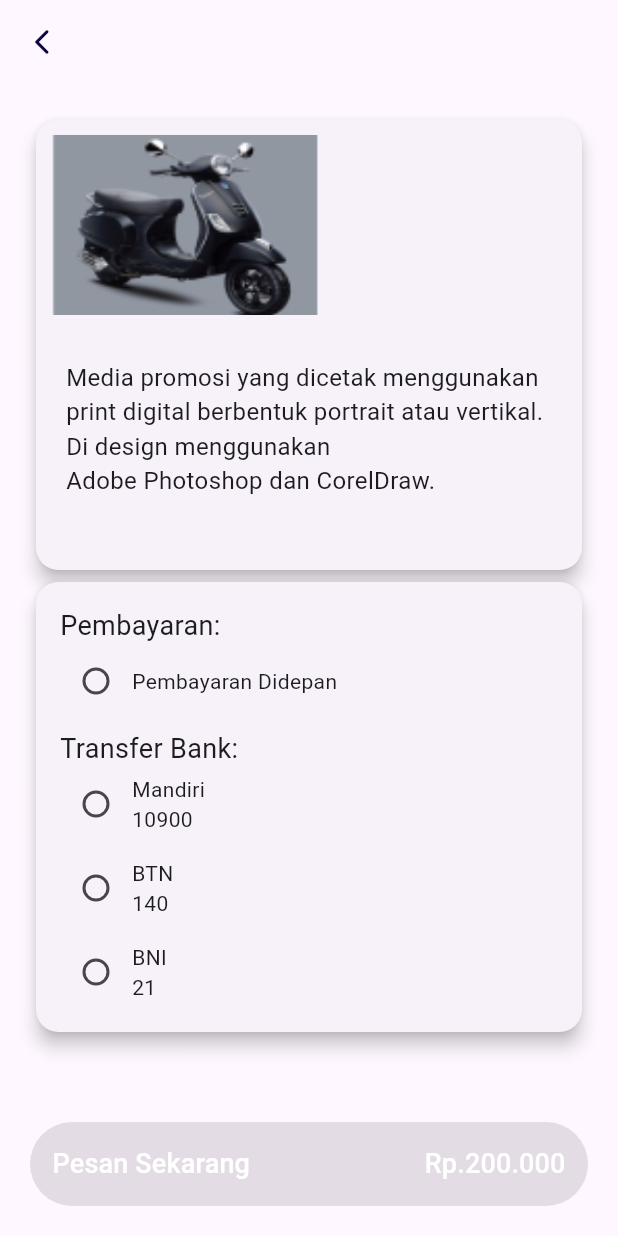
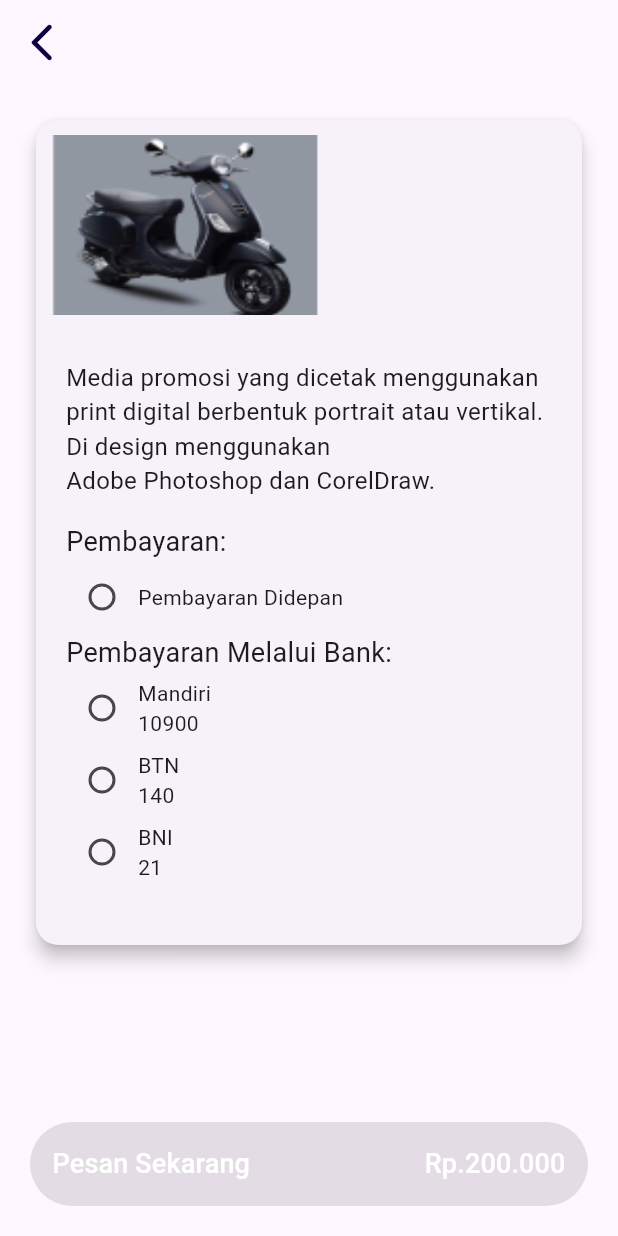
Before and after one commit to alifhilmi17/PBL-NO-DATABASE, a Flutter app: the PemesananKendaraanPage screen opened directly, on a phone screen of 412 x 824 dp. Run offline on Flutter 3.47's test engine with Material 3 defaults, Android fonts, the phone set to English and light mode, and no system bars; our stand-ins replace carousel_slider, file_picker, firebase_auth, firebase_core, fluttertoast, google_nav_bar; accounts and stored records are empty; network calls fail.

```diff
--- a/lib/pemesanan/pemesanan_detail_mobil_page.dart
+++ b/lib/pemesanan/pemesanan_detail_mobil_page.dart
@@ -18,7 +18,7 @@ class _DetailMobilPageState extends State<DetailMobilPage> {
         elevation: 0,
         iconTheme: const IconThemeData(
           color: Color(0xFF0D0140),
-          size: 20,
+          size: 30,
         ),
         leading: IconButton(
           icon: const Icon(Icons.arrow_back_ios_new_rounded),
--- a/lib/pemesanan/pemesanan_kendaraan_page.dart
+++ b/lib/pemesanan/pemesanan_kendaraan_page.dart
@@ -29,7 +29,7 @@ class _PemesananKendaraanPageState extends State<PemesananKendaraanPage> {
         elevation: 0,
         iconTheme: const IconThemeData(
           color: Color(0xFF0D0140),
-          size: 20,
+          size: 30,
         ),
         leading: IconButton(
           icon: const Icon(Icons.arrow_back_ios_new_rounded),
@@ -55,7 +55,7 @@ class _PemesananKendaraanPageState extends State<PemesananKendaraanPage> {
                   ),
                   child: SizedBox(
                     width: cardWidth,
-                    height: 300,
+                    height: 550, // Adjust height as needed
                     child: Column(
                       crossAxisAlignment: CrossAxisAlignment.start,
                       children: [
@@ -70,46 +70,37 @@ class _PemesananKendaraanPageState extends State<PemesananKendaraanPage> {
                         ),
                         Padding(
                           padding:
-                              const EdgeInsets.fromLTRB(20.0, 20.0, 20.0, 30.0),
-                          child: Text(
-                            widget.catalogContent,
-                            style: const TextStyle(fontSize: 16),
+                              const EdgeInsets.fromLTRB(20.0, 20.0, 20.0, 10.0),
+                          child: Column(
+                            crossAxisAlignment: CrossAxisAlignment.start,
+                            children: [
+                              Text(
+                                widget.catalogContent,
+                                style: const TextStyle(fontSize: 16),
+                              ),
+                              const SizedBox(
+                                  height: 16), // Add spacing here if needed
+                              const Text(
+                                'Pembayaran:',
+                                style: TextStyle(fontSize: 18),
+                              ),
+                              buildPaymentOptionRadio(1, 'Pembayaran Didepan'),
+                              const Text(
+                                'Pembayaran Melalui Bank:',
+                                style: TextStyle(fontSize: 18),
+                              ),
+                              buildPaymentOptionRadio(2, 'Mandiri \n10900'),
+                              buildPaymentOptionRadio(3, 'BTN \n140'),
+                              buildPaymentOptionRadio(4, 'BNI \n21'),
+                            ],
                           ),
                         ),
                       ],
                     ),
                   ),
                 ),
-                Card(
-                  elevation: 5,
-                  shape: RoundedRectangleBorder(
-                    borderRadius: BorderRadius.circular(15.0),
-                  ),
-                  child: Padding(
-                    padding: const EdgeInsets.all(16.0),
-                    child: Column(
-                      crossAxisAlignment: CrossAxisAlignment.start,
-                      children: [
-                        const Text(
-                          'Pembayaran:',
-                          style: TextStyle(fontSize: 18),
-                        ),
-                        buildPaymentOptionRadio(1, 'Pembayaran Didepan'),
-                        const SizedBox(height: 8), // Add spacing here
-                        const Text(
-                          'Transfer Bank:',
-                          style: TextStyle(fontSize: 18),
-                        ),
-                        buildPaymentOptionRadio(2, 'Mandiri \n10900'),
-                        const SizedBox(height: 8), // Add spacing here
-                        buildPaymentOptionRadio(3, 'BTN \n140'),
-                        const SizedBox(height: 8), // Add spacing here
-                        buildPaymentOptionRadio(4, 'BNI \n21'),
-                      ],
-                    ),
-                  ),
-                ),
                 const Spacer(),
+                SizedBox(height: 20), // Add spacing here
                 Center(
                   child: ElevatedButton(
                     onPressed: selectedPaymentOption != 0
--- a/pubspec.yaml
+++ b/pubspec.yaml
@@ -46,6 +46,7 @@ dependencies:
   toggle_switch: ^2.1.0
   uuid: ^4.2.1
   fluttertoast: ^8.2.4
+  cloud_firestore: ^4.13.3
 
 dev_dependencies:
   flutter_lints: ^2.0.0
```
Also changed, not shown: lib/pemesanan/pemesanan_banner_page.dart (+40 -41 lines), lib/pemesanan/pemesanan_billboard_page.dart (+26 -35 lines), lib/user/login.dart (+12 -1 lines), lib/user/password_update.dart (+50 -9 lines), lib/user/signup.dart (+7 -1 lines), pubspec.lock, 3 other files.
